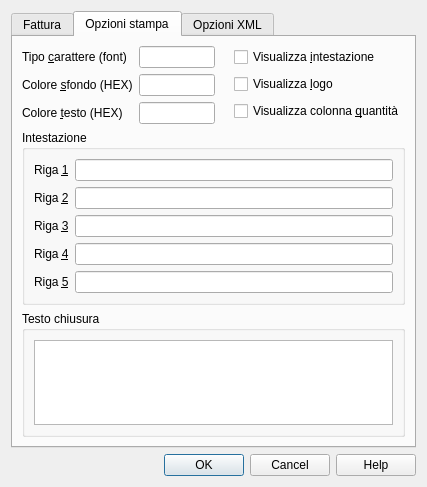
First picture: the form in Fatture elettroniche/B2B/ch.banana.it.efattura.b2b.dialog.ui, repository BananaAccounting/Italia, before the edit.
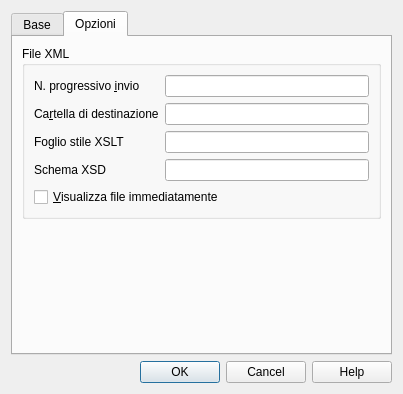
Second picture: the form after the edit. The open tabs and pages were chosen to show the change.

```diff
--- a/Fatture elettroniche/B2B/ch.banana.it.efattura.b2b.dialog.ui
+++ b/Fatture elettroniche/B2B/ch.banana.it.efattura.b2b.dialog.ui
@@ -6,14 +6,14 @@
    <rect>
     <x>0</x>
     <y>0</y>
-    <width>427</width>
-    <height>444</height>
+    <width>384</width>
+    <height>365</height>
    </rect>
   </property>
   <property name="windowTitle">
-   <string notr="true">Fattura elettronica</string>
+   <string notr="true">Esporta fattura elettronica XML</string>
   </property>
-  <layout class="QVBoxLayout" name="verticalLayout_8">
+  <layout class="QVBoxLayout" name="verticalLayout_5">
    <item>
     <widget class="QTabWidget" name="tabWidget">
      <property name="currentIndex">
@@ -21,7 +21,7 @@
      </property>
      <widget class="QWidget" name="tabEsporta">
       <attribute name="title">
-       <string>Fattura</string>
+       <string>Base</string>
       </attribute>
       <layout class="QVBoxLayout" name="verticalLayout_4">
        <item>
@@ -33,7 +33,7 @@
           <item>
            <widget class="QRadioButton" name="allRadioButton">
             <property name="text">
-             <string>T&amp;utto</string>
+             <string>T&amp;utte le fatture</string>
             </property>
             <property name="checked">
              <bool>false</bool>
@@ -247,32 +247,6 @@
          </layout>
         </widget>
        </item>
-       <item>
-        <widget class="QGroupBox" name="stampaGroupBox">
-         <property name="title">
-          <string>Formato</string>
-         </property>
-         <layout class="QVBoxLayout" name="verticalLayout_2">
-          <item>
-           <widget class="QRadioButton" name="stampaPDFRadioButton">
-            <property name="text">
-             <string>&amp;Anteprima di stampa</string>
-            </property>
-            <property name="checked">
-             <bool>true</bool>
-            </property>
-           </widget>
-          </item>
-          <item>
-           <widget class="QRadioButton" name="stampaXmlRadioButton">
-            <property name="text">
-             <string>File &amp;XML per trasmissione</string>
-            </property>
-           </widget>
-          </item>
-         </layout>
-        </widget>
-       </item>
        <item>
         <spacer name="verticalSpacer_4">
          <property name="orientation">
@@ -288,292 +262,125 @@
        </item>
       </layout>
      </widget>
-     <widget class="QWidget" name="tabOpzioniPdf">
+     <widget class="QWidget" name="tabOptions">
       <attribute name="title">
-       <string>Opzioni stampa</string>
+       <string>Opzioni</string>
       </attribute>
-      <layout class="QVBoxLayout" name="verticalLayout_10">
+      <layout class="QVBoxLayout" name="verticalLayout_3">
        <item>
-        <layout class="QHBoxLayout" name="horizontalLayout">
-         <item>
-          <layout class="QGridLayout" name="gridLayout">
-           <item row="0" column="0">
-            <widget class="QLabel" name="fontTypeLabel">
-             <property name="text">
-              <string notr="true">Tipo &amp;carattere (font)</string>
-             </property>
-             <property name="buddy">
-              <cstring>fontTypeLineEdit</cstring>
-             </property>
-            </widget>
-           </item>
-           <item row="0" column="1">
-            <widget class="QLineEdit" name="fontTypeLineEdit"/>
-           </item>
-           <item row="1" column="0">
-            <widget class="QLabel" name="bgColorLabel">
-             <property name="text">
-              <string notr="true">Colore &amp;sfondo (HEX)</string>
-             </property>
-             <property name="buddy">
-              <cstring>bgColorLineEdit</cstring>
-             </property>
-            </widget>
-           </item>
-           <item row="1" column="1">
-            <widget class="QLineEdit" name="bgColorLineEdit"/>
-           </item>
-           <item row="2" column="0">
-            <widget class="QLabel" name="textColorLabel">
-             <property name="text">
-              <string notr="true">Colore &amp;testo (HEX)</string>
-             </property>
-             <property name="buddy">
-              <cstring>textColorLineEdit</cstring>
-             </property>
-            </widget>
-           </item>
-           <item row="2" column="1">
-            <widget class="QLineEdit" name="textColorLineEdit"/>
-           </item>
-          </layout>
-         </item>
-         <item>
-          <spacer name="horizontalSpacer_2">
-           <property name="orientation">
-            <enum>Qt::Horizontal</enum>
-           </property>
-           <property name="sizeType">
-            <enum>QSizePolicy::Fixed</enum>
-           </property>
-           <property name="sizeHint" stdset="0">
-            <size>
-             <width>13</width>
-             <height>58</height>
-            </size>
-           </property>
-          </spacer>
-         </item>
-         <item>
-          <layout class="QVBoxLayout" name="verticalLayout_3">
-           <item>
-            <widget class="QCheckBox" name="printHeaderCheckBox">
-             <property name="text">
-              <string>Visualizza &amp;intestazione</string>
-             </property>
-            </widget>
-           </item>
-           <item>
-            <widget class="QCheckBox" name="printLogoCheckBox">
-             <property name="text">
-              <string>Visualizza &amp;logo</string>
-             </property>
-            </widget>
-           </item>
-           <item>
-            <widget class="QCheckBox" name="printQuantityCheckBox">
-             <property name="text">
-              <string>Visualizza colonna &amp;quantità</string>
-             </property>
-            </widget>
-           </item>
-          </layout>
-         </item>
-        </layout>
-       </item>
-       <item>
-        <widget class="QGroupBox" name="invoiceHeaderGroupBox">
+        <widget class="QGroupBox" name="stampaGroupBox">
          <property name="title">
-          <string>Intestazione</string>
+          <string>File XML</string>
          </property>
-         <layout class="QVBoxLayout" name="verticalLayout_7">
+         <layout class="QVBoxLayout" name="verticalLayout_2">
           <item>
-           <layout class="QGridLayout" name="gridLayout_4">
+           <layout class="QGridLayout" name="gridLayout">
             <item row="0" column="0">
-             <widget class="QLabel" name="invoiceRow1Label">
+             <widget class="QLabel" name="numeroProgressivoLabel">
               <property name="text">
-               <string>Riga &amp;1</string>
+               <string notr="true">N. progressivo &amp;invio</string>
               </property>
               <property name="buddy">
-               <cstring>invoiceRow1LineEdit</cstring>
+               <cstring>numeroProgressivoLineEdit</cstring>
               </property>
              </widget>
             </item>
             <item row="0" column="1">
-             <widget class="QLineEdit" name="invoiceRow1LineEdit"/>
+             <widget class="QLineEdit" name="numeroProgressivoLineEdit">
+              <property name="sizePolicy">
+               <sizepolicy hsizetype="Expanding" vsizetype="Preferred">
+                <horstretch>0</horstretch>
+                <verstretch>0</verstretch>
+               </sizepolicy>
+              </property>
+              <property name="mouseTracking">
+               <bool>false</bool>
+              </property>
+              <property name="focusPolicy">
+               <enum>Qt::StrongFocus</enum>
+              </property>
+              <property name="acceptDrops">
+               <bool>false</bool>
+              </property>
+              <property name="toolTip">
+               <string notr="true"/>
+              </property>
+              <property name="inputMethodHints">
+               <set>Qt::ImhNone</set>
+              </property>
+              <property name="inputMask">
+               <string notr="true"/>
+              </property>
+              <property name="text">
+               <string notr="true"/>
+              </property>
+              <property name="frame">
+               <bool>true</bool>
+              </property>
+              <property name="echoMode">
+               <enum>QLineEdit::Normal</enum>
+              </property>
+              <property name="cursorPosition">
+               <number>0</number>
+              </property>
+              <property name="placeholderText">
+               <string notr="true"/>
+              </property>
+              <property name="cursorMoveStyle">
+               <enum>Qt::LogicalMoveStyle</enum>
+              </property>
+             </widget>
             </item>
             <item row="1" column="0">
-             <widget class="QLabel" name="invoiceRow2Label">
+             <widget class="QLabel" name="destFolderLabel">
               <property name="text">
-               <string>Riga &amp;2</string>
+               <string>Ca&amp;rtella di destinazione</string>
               </property>
               <property name="buddy">
-               <cstring>invoiceRow2LineEdit</cstring>
+               <cstring>destFolderLineEdit</cstring>
               </property>
              </widget>
             </item>
             <item row="1" column="1">
-             <widget class="QLineEdit" name="invoiceRow2LineEdit"/>
+             <widget class="QLineEdit" name="destFolderLineEdit"/>
             </item>
             <item row="2" column="0">
-             <widget class="QLabel" name="invoiceRow3Label">
+             <widget class="QLabel" name="xsltLabel">
               <property name="text">
-               <string>Riga &amp;3</string>
+               <string>Foglio stile XSLT</string>
               </property>
               <property name="buddy">
-               <cstring>invoiceRow3LineEdit</cstring>
+               <cstring>destFolderLineEdit</cstring>
               </property>
              </widget>
             </item>
             <item row="2" column="1">
-             <widget class="QLineEdit" name="invoiceRow3LineEdit"/>
+             <widget class="QLineEdit" name="xsltLineEdit"/>
             </item>
             <item row="3" column="0">
-             <widget class="QLabel" name="invoiceRow4Label">
+             <widget class="QLabel" name="xsdLabel">
               <property name="text">
-               <string>Riga &amp;4</string>
+               <string>Schema XSD</string>
               </property>
               <property name="buddy">
-               <cstring>invoiceRow4LineEdit</cstring>
+               <cstring>destFolderLineEdit</cstring>
               </property>
              </widget>
             </item>
             <item row="3" column="1">
-             <widget class="QLineEdit" name="invoiceRow4LineEdit"/>
-            </item>
-            <item row="4" column="0">
-             <widget class="QLabel" name="invoiceRow5Label">
-              <property name="text">
-               <string>Riga &amp;5</string>
-              </property>
-              <property name="buddy">
-               <cstring>invoiceRow5LineEdit</cstring>
-              </property>
-             </widget>
-            </item>
-            <item row="4" column="1">
-             <widget class="QLineEdit" name="invoiceRow5LineEdit"/>
+             <widget class="QLineEdit" name="xsdLineEdit"/>
             </item>
            </layout>
           </item>
-         </layout>
-        </widget>
-       </item>
-       <item>
-        <widget class="QGroupBox" name="invoiceFooterGroupBox">
-         <property name="title">
-          <string>Testo chiusura</string>
-         </property>
-         <layout class="QVBoxLayout" name="verticalLayout_5">
           <item>
-           <widget class="QTextEdit" name="invoiceFooterTextEdit">
-            <property name="acceptRichText">
-             <bool>false</bool>
+           <widget class="QCheckBox" name="apriXmlCheckBox">
+            <property name="text">
+             <string>&amp;Visualizza file immediatamente</string>
             </property>
            </widget>
           </item>
          </layout>
         </widget>
-       </item>
-      </layout>
-     </widget>
-     <widget class="QWidget" name="tabOpzioniXml">
-      <attribute name="title">
-       <string>Opzioni XML</string>
-      </attribute>
-      <layout class="QVBoxLayout" name="verticalLayout_9">
-       <item>
-        <layout class="QGridLayout" name="gridLayout_6">
-         <item row="0" column="0">
-          <widget class="QLabel" name="numeroProgressivoLabel">
-           <property name="text">
-            <string notr="true">Progressivo &amp;invio</string>
-           </property>
-           <property name="buddy">
-            <cstring>numeroProgressivoLineEdit</cstring>
-           </property>
-          </widget>
-         </item>
-         <item row="0" column="1">
-          <widget class="QLineEdit" name="numeroProgressivoLineEdit">
-           <property name="sizePolicy">
-            <sizepolicy hsizetype="Expanding" vsizetype="Preferred">
-             <horstretch>0</horstretch>
-             <verstretch>0</verstretch>
-            </sizepolicy>
-           </property>
-           <property name="mouseTracking">
-            <bool>false</bool>
-           </property>
-           <property name="focusPolicy">
-            <enum>Qt::StrongFocus</enum>
-           </property>
-           <property name="acceptDrops">
-            <bool>false</bool>
-           </property>
-           <property name="toolTip">
-            <string notr="true"/>
-           </property>
-           <property name="inputMethodHints">
-            <set>Qt::ImhNone</set>
-           </property>
-           <property name="inputMask">
-            <string notr="true"/>
-           </property>
-           <property name="text">
-            <string notr="true"/>
-           </property>
-           <property name="frame">
-            <bool>true</bool>
-           </property>
-           <property name="echoMode">
-            <enum>QLineEdit::Normal</enum>
-           </property>
-           <property name="cursorPosition">
-            <number>0</number>
-           </property>
-           <property name="placeholderText">
-            <string notr="true"/>
-           </property>
-           <property name="cursorMoveStyle">
-            <enum>Qt::LogicalMoveStyle</enum>
-           </property>
-          </widget>
-         </item>
-         <item row="0" column="2">
-          <spacer name="horizontalSpacer_13">
-           <property name="orientation">
-            <enum>Qt::Horizontal</enum>
-           </property>
-           <property name="sizeHint" stdset="0">
-            <size>
-             <width>40</width>
-             <height>20</height>
-            </size>
-           </property>
-          </spacer>
-         </item>
-         <item row="1" column="0">
-          <widget class="QLabel" name="destFolderLabel">
-           <property name="text">
-            <string>Ca&amp;rtella di destinazione</string>
-           </property>
-           <property name="buddy">
-            <cstring>destFolderLineEdit</cstring>
-           </property>
-          </widget>
-         </item>
-         <item row="1" column="1" colspan="2">
-          <widget class="QLineEdit" name="destFolderLineEdit"/>
-         </item>
-         <item row="2" column="0" colspan="3">
-          <widget class="QCheckBox" name="apriXmlCheckBox">
-           <property name="text">
-            <string>&amp;Visualizza immediatamente</string>
-           </property>
-          </widget>
-         </item>
-        </layout>
        </item>
        <item>
         <spacer name="verticalSpacer">
@@ -583,7 +390,7 @@
          <property name="sizeHint" stdset="0">
           <size>
            <width>20</width>
-           <height>273</height>
+           <height>109</height>
           </size>
          </property>
         </spacer>
```
Left out of the diff: 16 changed lines with no effect on the pictures.
